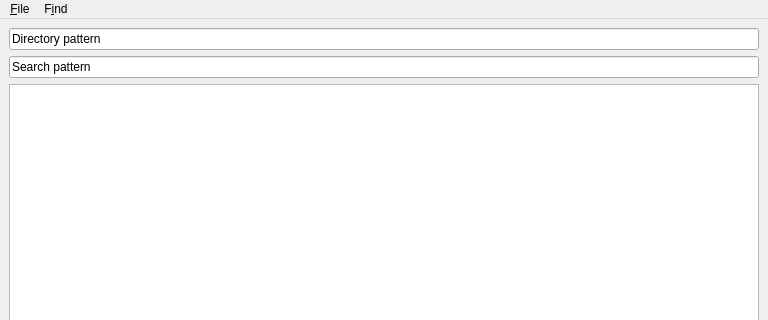
First picture: the form in gui/yapgrep.ui, repository CraigDawson/yapygrep, before the edit; both pictures show x 0 to 768 and y 0 to 320 of the 768 by 649 pixel window.
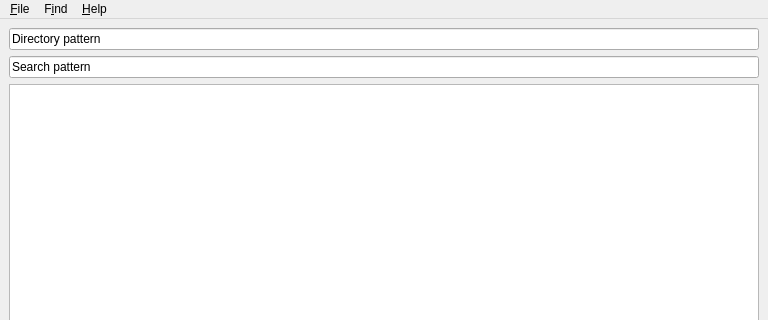
Second picture: the form after the edit.

Commit message: added Help option to Menubar

Patch:
```diff
--- a/gui/yapgrep.ui
+++ b/gui/yapgrep.ui
@@ -60,7 +60,7 @@
      <x>0</x>
      <y>0</y>
      <width>768</width>
-     <height>31</height>
+     <height>20</height>
     </rect>
    </property>
    <widget class="QMenu" name="menuFile">
@@ -75,8 +75,15 @@
     </property>
     <addaction name="actionGo"/>
    </widget>
+   <widget class="QMenu" name="menuHelp">
+    <property name="title">
+     <string>&amp;Help</string>
+    </property>
+    <addaction name="actionAbout"/>
+   </widget>
    <addaction name="menuFile"/>
    <addaction name="menuFind"/>
+   <addaction name="menuHelp"/>
   </widget>
   <widget class="QStatusBar" name="statusbar">
    <property name="enabled">
```
Left out of the diff: 5 changed lines with no effect on the pictures. The commit also changes 1 other file.
